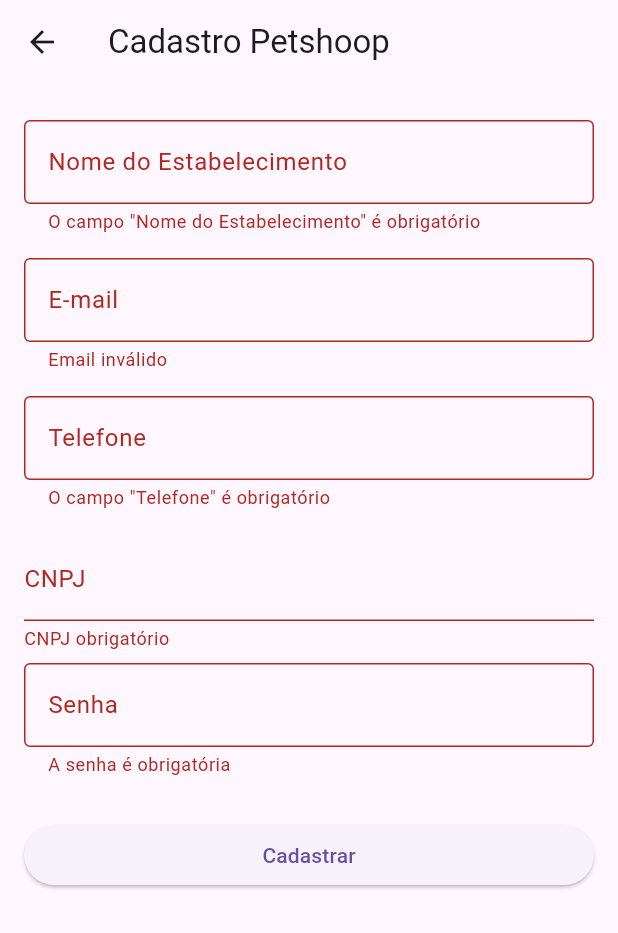
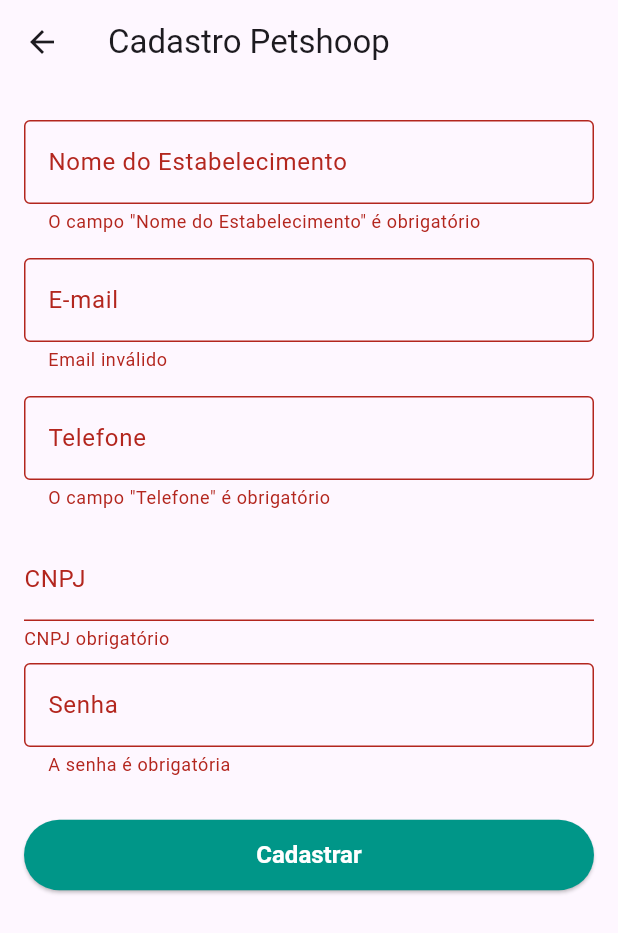
Before and after one commit to dan-araujo/petgo, a Flutter app: the RegisterShopScreen screen opened directly, after a tap on "Cadastrar", on a phone screen of 412 x 824 dp. Shown: the top 933 px of the screen. Run offline on Flutter 3.47's test engine with Material 3 defaults, Android fonts, the phone set to English and light mode, and no system bars.

Commit message:
refactor: design do botão melhorado

```diff
--- a/lib/features/auth/screens/register/register_shop_screen.dart
+++ b/lib/features/auth/screens/register/register_shop_screen.dart
@@ -17,6 +17,14 @@ class _RegisterShopScreenState extends State<RegisterShopScreen> {
   final TextEditingController _emailController = TextEditingController();
   final TextEditingController _phoneController = TextEditingController();
   final TextEditingController _passwordController = TextEditingController();
+
+  void _submitForm() {
+    if (_formKey.currentState!.validate()) {
+      ScaffoldMessenger.of(context).showSnackBar(
+        const SnackBar(content: Text('Cadastro realizado com sucesso!')),
+      );
+    }
+  }
 
   @override
   Widget build(BuildContext context) {
@@ -53,14 +61,13 @@ class _RegisterShopScreenState extends State<RegisterShopScreen> {
               ),
               const SizedBox(height: 20),
               ElevatedButton(
-                onPressed: () {
-                  if (_formKey.currentState!.validate()) {
-                    ScaffoldMessenger.of(context).showSnackBar(
-                      const SnackBar(content: Text('Cadastro válido!')),
-                    );
-                    // Aqui depois vamos integrar o banco
-                  }
-                },
+                onPressed: _submitForm,
+                style: ElevatedButton.styleFrom(
+                  backgroundColor: Colors.teal,
+                  foregroundColor: Colors.white,
+                  padding: const EdgeInsets.symmetric(vertical: 14),
+                  textStyle: const TextStyle(fontSize: 16, fontWeight: FontWeight.bold),
+                ),
                 child: const Text('Cadastrar'),
               ),
             ],
```
